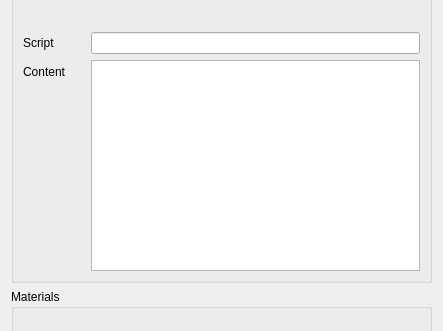
shipilovden/substrata-metasiberia, file gui_client/ObjectEditor.ui: the form before one commit; both pictures show x 0 to 443 and y 383 to 714 of the 443 by 924 pixel window.
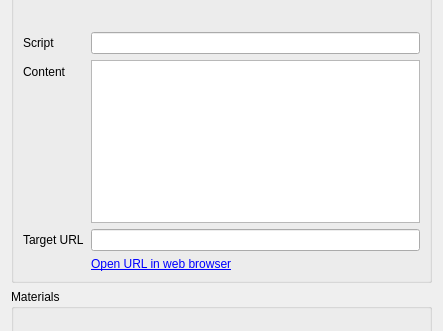
The form after the commit. Custom widgets are drawn as their Qt base class.

Commit message: Added target_url field to WorldObject. Is settable for hypercards and can be opened in web browsers. Bumped version to 0.15.

```diff
--- a/gui_client/ObjectEditor.ui
+++ b/gui_client/ObjectEditor.ui
@@ -278,20 +278,37 @@
         </property>
        </spacer>
       </item>
-      <item row="15" column="1">
+      <item row="16" column="0">
+       <widget class="QLabel" name="label_12">
+        <property name="text">
+         <string>Content</string>
+        </property>
+       </widget>
+      </item>
+      <item row="17" column="1">
+       <widget class="QLineEdit" name="targetURLLineEdit"/>
+      </item>
+      <item row="16" column="1">
        <widget class="QTextEdit" name="contentTextEdit">
         <property name="minimumSize">
          <size>
           <width>0</width>
-          <height>200</height>
+          <height>100</height>
          </size>
         </property>
        </widget>
       </item>
-      <item row="15" column="0">
-       <widget class="QLabel" name="label_12">
+      <item row="17" column="0">
+       <widget class="QLabel" name="targetURLLabel">
         <property name="text">
-         <string>Content</string>
+         <string>Target URL</string>
+        </property>
+       </widget>
+      </item>
+      <item row="18" column="1">
+       <widget class="QLabel" name="visitURLLabel">
+        <property name="text">
+         <string>&lt;a href=&quot;#boo&quot;&gt;Open URL in web browser&lt;/a&gt;</string>
         </property>
        </widget>
       </item>
```
The commit also changes 6 other files.
